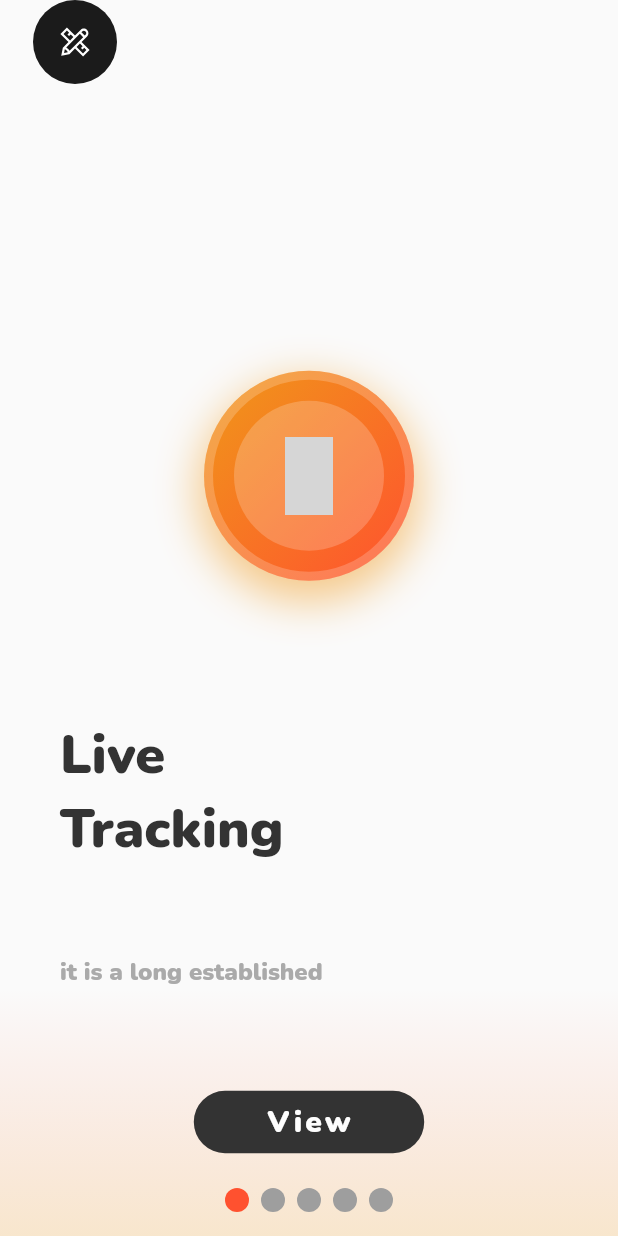
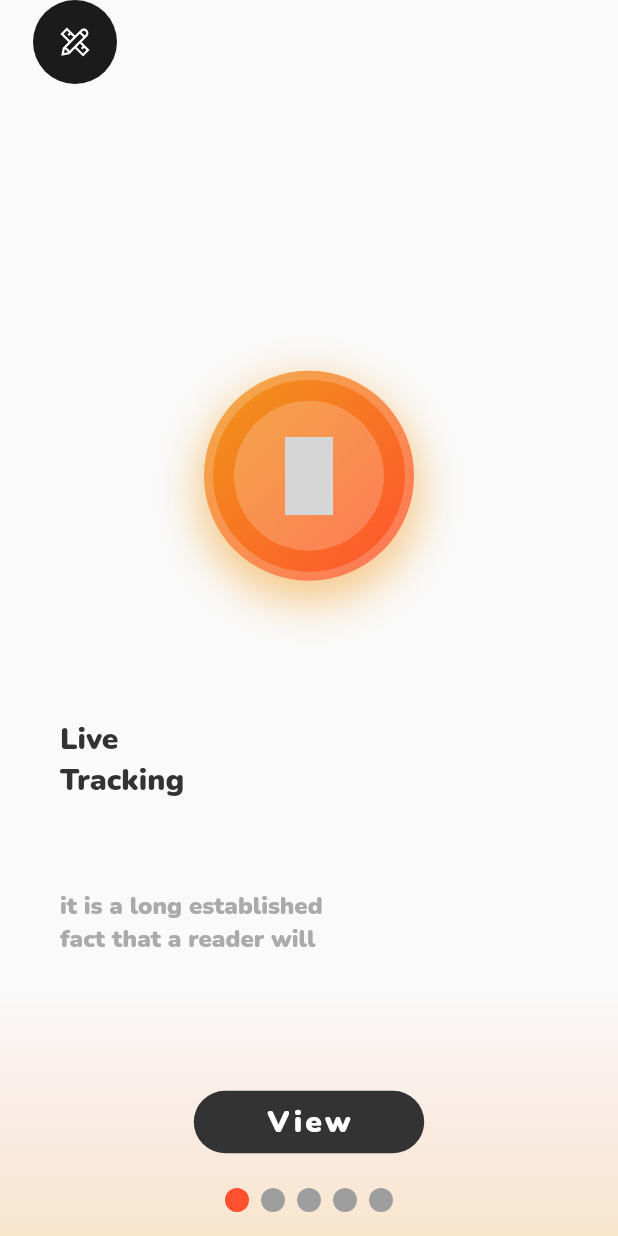
Before and after one commit to ajay963/iot_web, a Flutter app: the screen it shows after launch, on a phone screen of 412 x 824 dp. Run offline on Flutter 3.47's test engine with Material 2 defaults, Android fonts, the phone set to English and light mode, and no system bars; drawn by our look-alikes of carousel_slider, smooth_page_indicator; our stand-ins replace flutter_svg, get, google_fonts, google_maps_flutter, iconsax, line_icons and 7 more; missing offline and left inert: bitsdojo_window, flutter_joystick; network calls fail; grey boxes are pictures that could not be loaded.

Commit message:
refactor linux

```diff
--- a/lib/animation/rive_avatar.dart
+++ b/lib/animation/rive_avatar.dart
@@ -1,4 +1,4 @@
-import 'package:flutter/Material.dart';
+import 'package:flutter/material.dart';
 import 'package:flutter/gestures.dart'
     show Offset, PointerDeviceKind, TapDownDetails;
 import 'package:rive/math.dart' show Vec2D;
--- a/lib/apps/atmos_page.dart
+++ b/lib/apps/atmos_page.dart
@@ -1,4 +1,4 @@
-import 'package:flutter/Material.dart';
+import 'package:flutter/material.dart';
 import 'package:get/get.dart';
 import 'package:iot/animation/rive_radar.dart';
 import 'package:syncfusion_flutter_gauges/gauges.dart';
--- a/lib/controller/temp_rgb_controller.dart
+++ b/lib/controller/temp_rgb_controller.dart
@@ -1,6 +1,6 @@
 import 'dart:async';
 import 'dart:developer';
-import 'package:flutter/Material.dart';
+import 'package:flutter/material.dart';
 import 'package:get/get.dart';
 import 'package:iot/models/info.dart';
 import 'package:iot/models/temp.dart';
--- a/lib/home_page.dart
+++ b/lib/home_page.dart
@@ -129,7 +129,9 @@
             CarouselSlider(
               carouselController: _carouselController,
               options: CarouselOptions(
-                  height: MediaQuery.of(context).size.height * 0.6,
+                  height:
+
+                   MediaQuery.of(context).size.height * 0.6,
                   viewportFraction: 1,
                   autoPlayCurve: Curves.bounceInOut,
                   onPageChanged: (index, reason) {
--- a/lib/widgets/cards.dart
+++ b/lib/widgets/cards.dart
@@ -1,3 +1,5 @@
+import 'dart:io';
+
 import 'package:flutter/material.dart';
 import 'package:iot/models/gradient_model.dart';
 
@@ -83,17 +85,23 @@
             ),
           ),
           SizedBox(height: 0.1 * MediaQuery.of(context).size.height),
+
           AnimatedContainer(
             duration: const Duration(milliseconds: 400),
             curve: Curves.easeIn,
             height: (isSelected) ? 10 : 60,
           ),
-          Padding(
+          Visibility(
+            // visible: (!Platform.isLinux),
+            child: Padding(
               padding: const EdgeInsets.symmetric(horizontal: 40),
               child: Text(
                 title,
                 style: textTheme.displayMedium!
-                  .copyWith(color: CustomColors.blackShade2),
+                    .copyWith(
+                      fontSize: (Platform.isLinux)?30:20,
+                      color: CustomColors.blackShade2),
+              ),
             ),
           ),
           AnimatedContainer(
@@ -101,7 +109,9 @@
             curve: Curves.easeIn,
             height: (!isSelected) ? 10 : 60,
           ),
-          Padding(
+          Visibility(
+           visible: (!Platform.isLinux),
+            child: Padding(
               padding: const EdgeInsets.symmetric(horizontal: 40),
               child: SizedBox(
                 width: MediaQuery.of(context).size.width * 0.5,
@@ -111,6 +121,7 @@
                       .copyWith(color: CustomColors.greyShade3),
                 ),
               ),
+            ),
           )
         ],
       ),
--- a/lib/widgets/radial_gauges.dart
+++ b/lib/widgets/radial_gauges.dart
@@ -1,4 +1,3 @@
-import 'package:flutter/Material.dart';
 import 'package:flutter/material.dart';
 import 'package:iot/utilities/colors.dart';
 import 'package:syncfusion_flutter_gauges/gauges.dart';
--- a/pubspec.yaml
+++ b/pubspec.yaml
@@ -40,7 +40,7 @@
   provider: ^6.0.2
   google_fonts: ^2.2.0
   font_awesome_flutter: ^10.2.1
-  rive: ^0.10.2
+  rive: ^0.9.1
   flutter_staggered_grid_view: ^0.6.1
   flutter_acrylic: ^1.0.0+2
   flutter_svg: ^2.0.4
```
Also changed, not shown: lib/main.dart (+21 -23 lines), pubspec.lock, 3 other files. Lines whose indentation alone changed are shown as unchanged.
